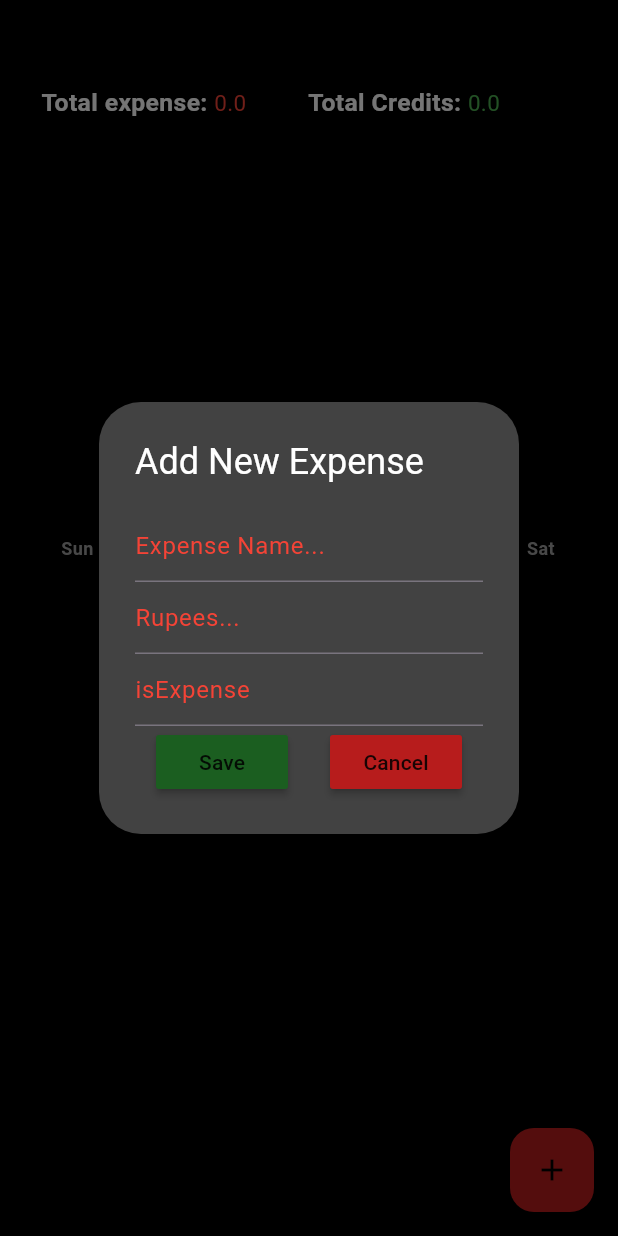
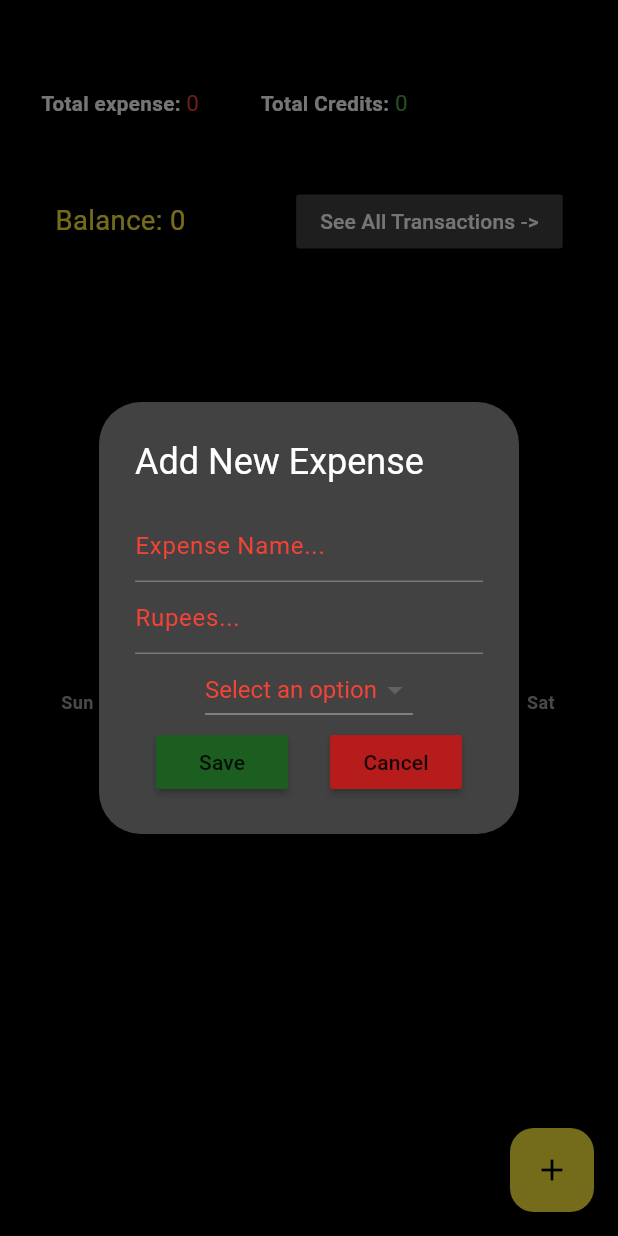
Before and after one commit to HarshitAgrawal22/expense_app_flutter, a Flutter app: the screen it shows after launch, after a tap on the "add" icon, on a phone screen of 412 x 824 dp. Run offline on Flutter 3.47's test engine with Material 3 defaults, Android fonts, the phone set to English and light mode, and no system bars; drawn by our look-alikes of fl_chart; our stand-ins replace hive, hive_flutter; accounts and stored records are empty.

Commit message:
added all transaction page

```diff
--- a/lib/components/expense_summary.dart
+++ b/lib/components/expense_summary.dart
@@ -4,6 +4,8 @@ import 'package:expense_app/datetime/date__time_helper.dart';
 import 'package:expense_app/models/expenseItems.dart';
 import 'package:flutter/material.dart';
 import 'package:provider/provider.dart';
+import 'package:expense_app/pages/totalExpensespage.dart';
+import 'package:expense_app/components/expense_title.dart';
 
 class expenseSummary extends StatelessWidget {
   final DateTime startOfWeek;
@@ -38,6 +40,18 @@ class expenseSummary extends StatelessWidget {
     return total;
   }
 
+  List<int> getWeekSummary(List<ExpenseItem> data) {
+    int Expenses = 0, Credits = 0;
+    for (ExpenseItem item in data) {
+      if (item.isExpense) {
+        Expenses += int.parse(item.amount);
+      } else {
+        Credits += int.parse(item.amount);
+      }
+    }
+    return [Expenses, Credits];
+  }
+
   @override
   Widget build(BuildContext context) {
     // getting the date of each day of the week
@@ -68,12 +82,12 @@ class expenseSummary extends StatelessWidget {
                     Text(
                       "Total expense: ",
                       style: TextStyle(
-                          fontSize: MediaQuery.sizeOf(context).height / 50,
+                          fontSize: MediaQuery.sizeOf(context).height / 60,
                           color: Colors.white,
                           fontWeight: FontWeight.bold),
                     ),
                     Text(
-                      "${getWeekTotal(value.getAllExpenses().values.toList())}",
+                      "${getWeekSummary(value.getThisWeekTransactions(sunday, monday, tuesday, wednesday, thursday, friday, saturday))[0]}",
                       style: TextStyle(
                           color: Colors.red,
                           fontSize: MediaQuery.sizeOf(context).height / 55),
@@ -84,15 +98,43 @@ class expenseSummary extends StatelessWidget {
                     Text(
                       "Total Credits: ",
                       style: TextStyle(
-                          fontSize: MediaQuery.sizeOf(context).height / 50,
+                          fontSize: MediaQuery.sizeOf(context).height / 60,
                           color: Colors.white,
                           fontWeight: FontWeight.bold),
                     ),
                     Text(
-                      "${getWeekTotal(value.getAllCredits().values.toList())}",
+                      "${getWeekSummary(value.getThisWeekTransactions(sunday, monday, tuesday, wednesday, thursday, friday, saturday))[1]}",
                       style: TextStyle(
                           color: Colors.green,
                           fontSize: MediaQuery.sizeOf(context).height / 55),
+                    )
+                  ],
+                ),
+                Row(
+                  mainAxisAlignment: MainAxisAlignment.spaceAround,
+                  children: [
+                    Text(
+                      "Balance: ${getWeekSummary(value.getThisWeekTransactions(sunday, monday, tuesday, wednesday, thursday, friday, saturday))[1] - getWeekSummary(value.getThisWeekTransactions(sunday, monday, tuesday, wednesday, thursday, friday, saturday))[0]}",
+                      style: TextStyle(
+                          color: Colors.yellow,
+                          fontSize: MediaQuery.sizeOf(context).height / 45),
+                    ),
+                    Padding(
+                      padding: EdgeInsets.symmetric(
+                        vertical: MediaQuery.sizeOf(context).height / 30,
+                      ),
+                      child: MaterialButton(
+                        onPressed: () {
+                          Navigator.of(context).push(MaterialPageRoute(
+                              builder: (context) => totalExpensePage()));
+                        },
+                        // height: MediaQuery.sizeOf(context).height / 5,
+                        color: Colors.grey[800],
+                        child: Text(
+                          "See All Transactions ->",
+                          style: TextStyle(color: Colors.white),
+                        ),
+                      ),
                     )
                   ],
                 ),
@@ -110,6 +152,38 @@ class expenseSummary extends StatelessWidget {
                       friExpenses: value.getAllTransactions()[friday] ?? [],
                       satExpenses: value.getAllTransactions()[saturday] ?? []),
                 ),
+                SizedBox(
+                  height: MediaQuery.sizeOf(context).height / 40,
+                ),
+                SingleChildScrollView(
+                  child: ListView.builder(
+                    shrinkWrap: true,
+                    physics: NeverScrollableScrollPhysics(),
+                    itemCount: value
+                        .getThisWeekTransactions(sunday, monday, tuesday,
+                            wednesday, thursday, friday, saturday)
+                        .length,
+                    itemBuilder: (context, index) => expenseTile(
+                        deleteTile: () => value.deleteExpense(value.getThisWeekTransactions(
+                            sunday,
+                            monday,
+                            tuesday,
+                            wednesday,
+                            thursday,
+                            friday,
+                            saturday)[index]),
+                        isExpense: value
+                            .getThisWeekTransactions(sunday, monday, tuesday,
+                                wednesday, thursday, friday, saturday)[index]
+                            .isExpense,
+                        name: value
+                            .getThisWeekTransactions(
+                                sunday, monday, tuesday, wednesday, thursday, friday, saturday)[index]
+                            .name,
+                        amount: value.getThisWeekTransactions(sunday, monday, tuesday, wednesday, thursday, friday, saturday)[index].amount,
+                        dateTime: value.getThisWeekTransactions(sunday, monday, tuesday, wednesday, thursday, friday, saturday)[index].dateTime),
+                  ),
+                ),
               ],
             ));
   }
--- a/lib/database/expenseData.dart
+++ b/lib/database/expenseData.dart
@@ -7,6 +7,7 @@ import 'package:flutter/material.dart';
 class ExpenseData extends ChangeNotifier {
   // list of all data
   List<ExpenseItem> overAllExpenseList = [];
+  List<ExpenseItem> thisWeekExpenseList = [];
 // get expense list
   List<ExpenseItem> getAllExpenseList() {
     return overAllExpenseList;
@@ -117,6 +118,61 @@ class ExpenseData extends ChangeNotifier {
     return dailyExpenseSummary;
   }
 
+  Map<String, List<double>> getThisWeekExpenses() {
+    Map<String, List<double>> dailyExpenseSummary = {};
+
+    print("${overAllExpenseList}  are all the transactions");
+    for (var expense in overAllExpenseList) {
+      String date = convertDateTimeToString(expense.dateTime);
+      double amount = double.parse(expense.amount);
+      if (expense.isExpense) {
+        if (dailyExpenseSummary.containsKey(date)) {
+          dailyExpenseSummary[date]!.add(amount);
+        } else {
+          dailyExpenseSummary.addAll({
+            date: [amount]
+          });
+        }
+      }
+    }
+    getAllTransactions();
+    return dailyExpenseSummary;
+  }
+
+  List<ExpenseItem> getThisWeekTransactions(
+      String sunday,
+      String monday,
+      String tuesday,
+      String wednesday,
+      String thursday,
+      String friday,
+      String saturday) {
+    Map<String, List<ExpenseItem>> thisWeekExpenses = {};
+    for (var expense in overAllExpenseList) {
+      String date = convertDateTimeToString(expense.dateTime);
+
+      if (thisWeekExpenses.containsKey(date)) {
+        thisWeekExpenses[date]!.add(expense);
+      } else {
+        thisWeekExpenses.addAll({
+          date: [expense]
+        });
+      }
+    }
+    List<ExpenseItem> finalList = [
+      ...thisWeekExpenses[sunday] ?? [],
+      ...thisWeekExpenses[monday] ?? [],
+      ...thisWeekExpenses[tuesday] ?? [],
+      ...thisWeekExpenses[wednesday] ?? [],
+      ...thisWeekExpenses[thursday] ?? [],
+      ...thisWeekExpenses[friday] ?? [],
+      ...thisWeekExpenses[saturday] ?? []
+    ];
+    print("$finalList  is the value in final list");
+
+    return finalList.reversed.toList();
+  }
+
   Map<String, List<ExpenseItem>> getAllTransactions() {
     Map<String, List<ExpenseItem>> allExpenses = {};
     for (var expense in overAllExpenseList) {
@@ -133,6 +189,7 @@ class ExpenseData extends ChangeNotifier {
     for (var i in allExpenses.values) {
       print(i);
     }
+
     return allExpenses;
   }
 
--- a/lib/datetime/date__time_helper.dart
+++ b/lib/datetime/date__time_helper.dart
@@ -19,4 +19,4 @@ String convertDateTimeToString(DateTime datetime) {
 
 // DateTime.now()-> 2023/2/11
 
-// this is the format in which we will get the data in return but here we have already ignored the hour and seconds format .
+// this is the format in which we will get the dat a in return but here we have already ignored the hour and seconds format .
--- a/lib/pages/homePage.dart
+++ b/lib/pages/homePage.dart
@@ -40,6 +40,7 @@ class _homePageState extends State<homePage> {
     }
   }
 
+  String? selectedOption;
   void addNewExpense() {
     showDialog(
       context: context,
@@ -71,22 +72,45 @@ class _homePageState extends State<homePage> {
                     hintStyle: TextStyle(color: Colors.red)),
               ),
               // Boolean Input (Recurring Expense)
-              TextField(
-                controller: NewIsExpenseController,
-                keyboardType: TextInputType.number,
-                style: TextStyle(color: Colors.red),
-                decoration: InputDecoration(
-                    hintText: "isExpense",
-                    hintStyle: TextStyle(color: Colors.red)),
+              // TextField(
+              //   controller: NewIsExpenseController,
+              //   keyboardType: TextInputType.number,
+              //   style: TextStyle(color: Colors.red),
+              //   decoration: InputDecoration(
+              //       hintText: "isExpense",
+              //       hintStyle: TextStyle(color: Colors.red)),
+              // ),
+              DropdownButton<String>(
+                borderRadius: BorderRadius.circular(12),
+                value: selectedOption,
+                hint: Text(
+                  "Select an option",
+                  style: TextStyle(color: Colors.red),
+                ), // Placeholder text
+                items: <String>['Expense', 'Credit'].map((String value1) {
+                  return DropdownMenuItem<String>(
+                    value: value1,
+                    child: Text(value1),
+                  );
+                }).toList(),
+                onChanged: (String? newValue) {
+                  setState(() {
+                    selectedOption = newValue; // Update the selected value
+                  });
+                },
+                dropdownColor:
+                    Colors.grey[600], // Background color of the dropdown
+                icon: Icon(Icons.arrow_drop_down), // Dropdown icon
+                style:
+                    TextStyle(color: Colors.yellow, fontSize: 16), // Text style
               ),
               Row(
                 mainAxisAlignment: MainAxisAlignment.spaceAround,
                 children: [
                   MaterialButton(
                     onPressed: () {
-                      print("${NewIsExpenseController.text} is the data ");
-                      print(double.parse(NewIsExpenseController.text) == 0.0);
-                      save(double.parse(NewIsExpenseController.text) == 0.0);
+                      save(selectedOption == "Expense");
+                      selectedOption = null;
                     }, // Pass updated value
                     child: Text("Save"),
                     color: Colors.green[900],
@@ -120,7 +144,7 @@ class _homePageState extends State<homePage> {
           onPressed: addNewExpense,
           child: Icon(Icons.add),
           foregroundColor: Colors.black,
-          backgroundColor: Colors.red[900],
+          backgroundColor: Colors.yellow,
         ),
         body: ListView(
           children: [
@@ -128,23 +152,6 @@ class _homePageState extends State<homePage> {
               height: MediaQuery.sizeOf(context).height / 20,
             ),
             expenseSummary(startOfWeek: value.startOfWeekDate()),
-            SizedBox(
-              height: MediaQuery.sizeOf(context).height / 20,
-            ),
-            SingleChildScrollView(
-              child: ListView.builder(
-                shrinkWrap: true,
-                physics: NeverScrollableScrollPhysics(),
-                itemCount: value.getAllExpenseList().length,
-                itemBuilder: (context, index) => expenseTile(
-                    deleteTile: () =>
-                        value.deleteExpense(value.getAllExpenseList()[index]),
-                    isExpense: value.getAllExpenseList()[index].isExpense,
-                    name: value.getAllExpenseList()[index].name,
-                    amount: value.getAllExpenseList()[index].amount,
-                    dateTime: value.getAllExpenseList()[index].dateTime),
-              ),
-            ),
           ],
         ),
       ),
```
Also changed, not shown: lib/pages/totalExpensespage.dart (added, +81 -0 lines).
